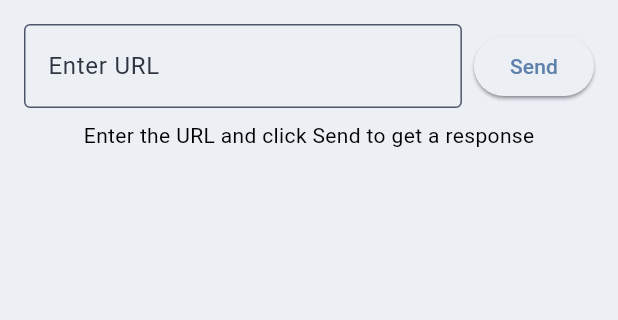
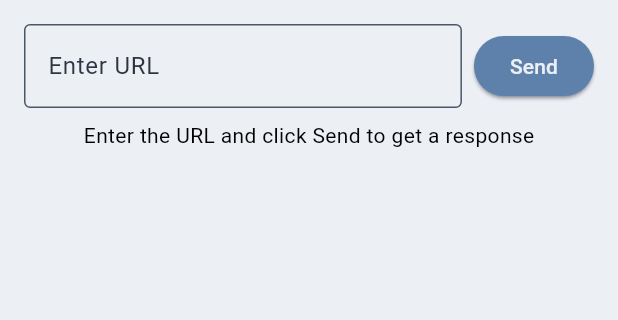
Before and after one commit to berkerozgur/minimal_api_client, a Flutter app: the screen it shows after launch, on a phone screen of 412 x 824 dp, the part 84-404 px from its top. Run offline on Flutter 3.47's test engine with Material 3 defaults, Android fonts, the phone set to English and light mode, and no system bars; missing offline and left inert: window_size.

Commit message:
feat: enhance theming support with updated light and dark mode styles
- Refactor color schemes for light and dark themes
- Add component themes for AppBar, Card, ElevatedButton, FloatingActionButton, Dialog, ProgressIndicator, Switch, Checkbox, and Slider
- Improve accessibility with foreground and background color adjustments

```diff
--- a/lib/theme/app_theme.dart
+++ b/lib/theme/app_theme.dart
@@ -10,42 +10,34 @@ class AppTheme {
       onPrimary: NordColors.nord6,
       primaryContainer: NordColors.nord4,
       onPrimaryContainer: NordColors.nord0,
-
       secondary: NordColors.nord8,
       onSecondary: NordColors.nord0,
       secondaryContainer: NordColors.nord5,
       onSecondaryContainer: NordColors.nord0,
-
       tertiary: NordColors.nord7,
       onTertiary: NordColors.nord0,
       tertiaryContainer: NordColors.nord6,
       onTertiaryContainer: NordColors.nord0,
-
       error: NordColors.nord11,
       onError: NordColors.nord6,
       errorContainer: NordColors.nord13,
       onErrorContainer: NordColors.nord0,
-
       surface: NordColors.nord6,
       onSurface: NordColors.nord0,
       surfaceTint: NordColors.nord10,
-
       surfaceContainerHighest: NordColors.nord4,
       surfaceContainerHigh: NordColors.nord5,
       surfaceContainer: NordColors.nord5,
       surfaceContainerLow: NordColors.nord6,
       surfaceContainerLowest: NordColors.nord6,
-
       primaryFixed: NordColors.nord10,
       onPrimaryFixed: NordColors.nord6,
       primaryFixedDim: NordColors.nord9,
       onPrimaryFixedVariant: NordColors.nord3,
-
       tertiaryFixed: NordColors.nord7,
       onTertiaryFixed: NordColors.nord0,
       tertiaryFixedDim: NordColors.nord9,
       onTertiaryFixedVariant: NordColors.nord3,
-
       outline: NordColors.nord3,
       outlineVariant: NordColors.nord4,
       scrim: NordColors.nord0,
@@ -55,6 +47,59 @@ class AppTheme {
       shadow: NordColors.nord3,
     ),
     typography: Typography.material2021(),
+    // Component themes
+    appBarTheme: const AppBarTheme(
+      backgroundColor: NordColors.nord5,
+      foregroundColor: NordColors.nord0,
+      elevation: 0,
+    ),
+    cardTheme: const CardThemeData(color: NordColors.nord5),
+    elevatedButtonTheme: ElevatedButtonThemeData(
+      style: ElevatedButton.styleFrom(
+        backgroundColor: NordColors.nord10,
+        foregroundColor: NordColors.nord6,
+      ),
+    ),
+    floatingActionButtonTheme: const FloatingActionButtonThemeData(
+      backgroundColor: NordColors.nord10,
+      foregroundColor: NordColors.nord6,
+      elevation: 4,
+    ),
+    dialogTheme: const DialogThemeData(
+      backgroundColor: NordColors.nord6,
+      titleTextStyle: TextStyle(
+        color: NordColors.nord0,
+        fontSize: 20,
+        fontWeight: FontWeight.bold,
+      ),
+      contentTextStyle: TextStyle(color: NordColors.nord0, fontSize: 16),
+    ),
+    progressIndicatorTheme: const ProgressIndicatorThemeData(
+      color: NordColors.nord10,
+    ),
+    switchTheme: SwitchThemeData(
+      thumbColor: WidgetStateProperty.resolveWith((states) {
+        if (states.contains(WidgetState.selected)) return NordColors.nord10;
+        return NordColors.nord3;
+      }),
+      trackColor: WidgetStateProperty.resolveWith((states) {
+        if (states.contains(WidgetState.selected)) return NordColors.nord8;
+        return NordColors.nord4;
+      }),
+    ),
+    checkboxTheme: CheckboxThemeData(
+      fillColor: WidgetStateProperty.resolveWith((states) {
+        if (states.contains(WidgetState.selected)) return NordColors.nord10;
+        return NordColors.nord3;
+      }),
+      checkColor: WidgetStateProperty.all(NordColors.nord6),
+    ),
+    sliderTheme: const SliderThemeData(
+      activeTrackColor: NordColors.nord10,
+      inactiveTrackColor: NordColors.nord4,
+      thumbColor: NordColors.nord8,
+      overlayColor: Color(0x3388C0D0), // NordColors.nord8 with 20% opacity
+    ),
   );
 
   static ThemeData dark = ThemeData(
@@ -65,42 +110,34 @@ class AppTheme {
       onPrimary: NordColors.nord0,
       primaryContainer: NordColors.nord2,
       onPrimaryContainer: NordColors.nord6,
-
       secondary: NordColors.nord7,
       onSecondary: NordColors.nord6,
       secondaryContainer: NordColors.nord3,
       onSecondaryContainer: NordColors.nord6,
-
       tertiary: NordColors.nord9,
       onTertiary: NordColors.nord6,
       tertiaryContainer: NordColors.nord2,
       onTertiaryContainer: NordColors.nord6,
-
       error: NordColors.nord11,
       onError: NordColors.nord0,
       errorContainer: NordColors.nord12,
       onErrorContainer: NordColors.nord6,
-
       surface: NordColors.nord0,
       onSurface: NordColors.nord6,
       surfaceTint: NordColors.nord8,
-
       surfaceContainerHighest: NordColors.nord1,
       surfaceContainerHigh: NordColors.nord2,
       surfaceContainer: NordColors.nord2,
       surfaceContainerLow: NordColors.nord0,
       surfaceContainerLowest: NordColors.nord0,
-
       primaryFixed: NordColors.nord8,
       onPrimaryFixed: NordColors.nord0,
       primaryFixedDim: NordColors.nord9,
       onPrimaryFixedVariant: NordColors.nord4,
-
       tertiaryFixed: NordColors.nord9,
       onTertiaryFixed: NordColors.nord6,
       tertiaryFixedDim: NordColors.nord7,
       onTertiaryFixedVariant: NordColors.nord4,
-
       outline: NordColors.nord4,
       outlineVariant: NordColors.nord2,
       scrim: NordColors.nord6,
@@ -110,5 +147,58 @@ class AppTheme {
       shadow: NordColors.nord2,
     ),
     typography: Typography.material2021(),
+    // Component themes
+    appBarTheme: const AppBarTheme(
+      backgroundColor: NordColors.nord1,
+      foregroundColor: NordColors.nord6,
+      elevation: 0,
+    ),
+    cardTheme: const CardThemeData(color: NordColors.nord1),
+    elevatedButtonTheme: ElevatedButtonThemeData(
+      style: ElevatedButton.styleFrom(
+        backgroundColor: NordColors.nord8,
+        foregroundColor: NordColors.nord0,
+      ),
+    ),
+    floatingActionButtonTheme: const FloatingActionButtonThemeData(
+      backgroundColor: NordColors.nord8,
+      foregroundColor: NordColors.nord0,
+      elevation: 4,
+    ),
+    dialogTheme: const DialogThemeData(
+      backgroundColor: NordColors.nord0,
+      titleTextStyle: TextStyle(
+        color: NordColors.nord6,
+        fontSize: 20,
+        fontWeight: FontWeight.bold,
+      ),
+      contentTextStyle: TextStyle(color: NordColors.nord6, fontSize: 16),
+    ),
+    progressIndicatorTheme: const ProgressIndicatorThemeData(
+      color: NordColors.nord8,
+    ),
+    switchTheme: SwitchThemeData(
+      thumbColor: WidgetStateProperty.resolveWith((states) {
+        if (states.contains(WidgetState.selected)) return NordColors.nord8;
+        return NordColors.nord4;
+      }),
+      trackColor: WidgetStateProperty.resolveWith((states) {
+        if (states.contains(WidgetState.selected)) return NordColors.nord7;
+        return NordColors.nord3;
+      }),
+    ),
+    checkboxTheme: CheckboxThemeData(
+      fillColor: WidgetStateProperty.resolveWith((states) {
+        if (states.contains(WidgetState.selected)) return NordColors.nord8;
+        return NordColors.nord4;
+      }),
+      checkColor: WidgetStateProperty.all(NordColors.nord0),
+    ),
+    sliderTheme: const SliderThemeData(
+      activeTrackColor: NordColors.nord8,
+      inactiveTrackColor: NordColors.nord3,
+      thumbColor: NordColors.nord7,
+      overlayColor: Color(0x338FBCBB), // NordColors.nord7 with 20% opacity
+    ),
   );
 }
```
